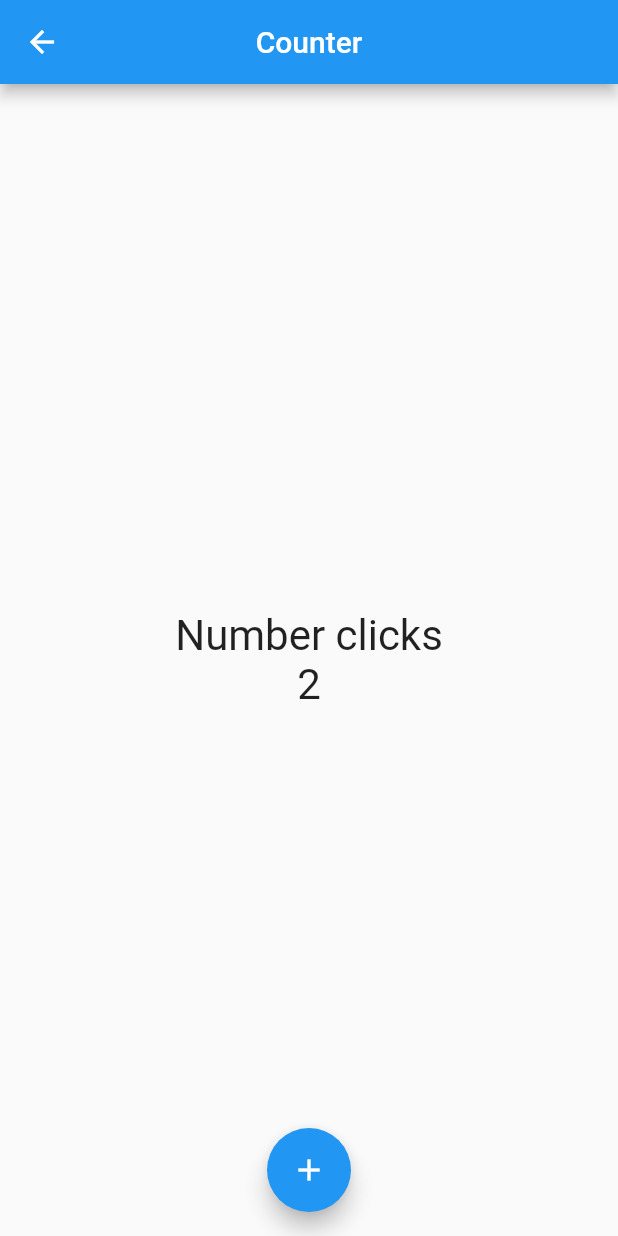
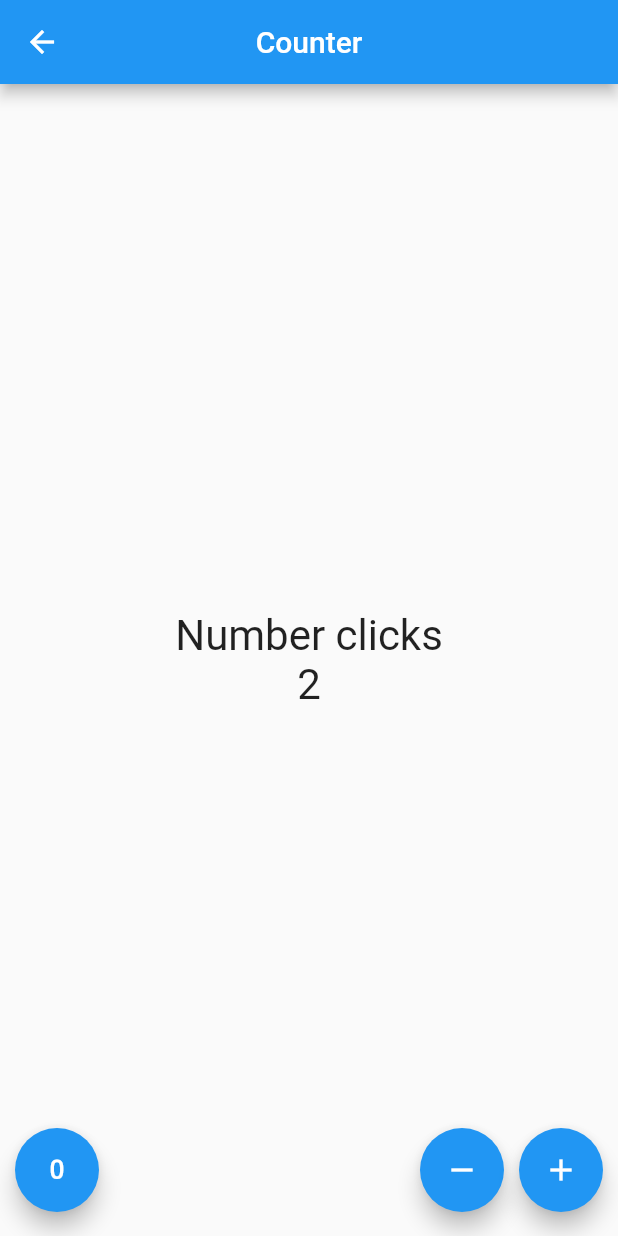
Before and after one commit to X1000V2/udemy-flutter-course, a Flutter app: the CounterPage screen opened directly, on a phone screen of 412 x 824 dp. Run offline on Flutter 3.47's test engine with Material 2 defaults, Android fonts, the phone set to English and light mode, and no system bars.

Commit message:
Added buttons to increment, decrement and reset counter value.

```diff
--- a/lib/src/pages/CounterPage.dart
+++ b/lib/src/pages/CounterPage.dart
@@ -37,14 +37,39 @@ class _CounterPageState extends State<CounterPage> {
         ],
       )),
       floatingActionButtonLocation: FloatingActionButtonLocation.centerFloat,
-      floatingActionButton: FloatingActionButton(
-        onPressed: (){
-          setState(() {
-            ++_counter;
-          });
-        },
-        child: Icon(Icons.add),
-      ),
+      floatingActionButton: _createButtons()
     );
   }
+
+  Widget _createButtons(){
+    return Row(
+      children: <Widget>[
+        SizedBox(width: 10.0,),
+        FloatingActionButton(onPressed: () => _reset(),child: Icon(Icons.exposure_zero),),
+        Expanded(child: SizedBox(),),
+        FloatingActionButton(onPressed: () => _decrement(),child: Icon(Icons.remove),),
+        SizedBox(width: 10.0,),
+        FloatingActionButton(onPressed: () => _increment(),child: Icon(Icons.add),),
+        SizedBox(width: 10.0,),
+      ],
+    );
+  }
+
+  _decrement(){
+    if(_counter > 0)
+    setState(() {
+        _counter--;
+    });
+  }
+  _increment(){
+    setState(() {
+        _counter++;
+    });
+  }
+
+  _reset(){
+    setState(() {
+        _counter = 0;
+    });
+  }
 }
```
